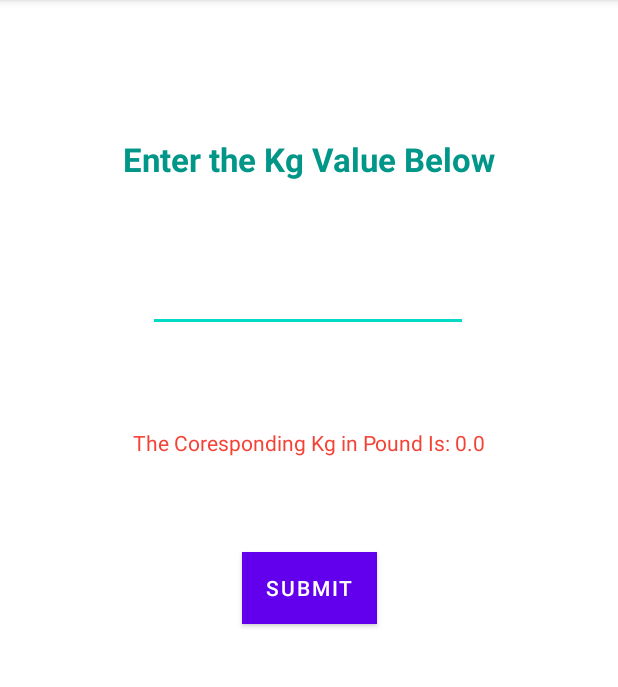
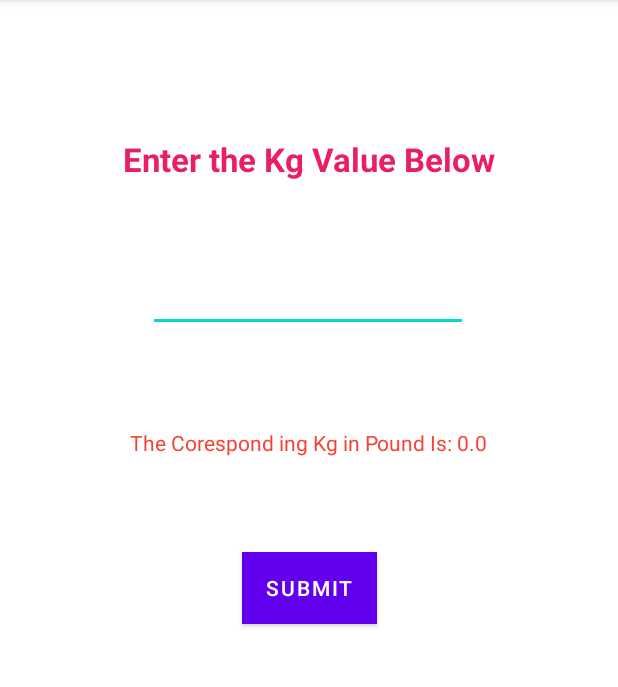
Before and after one commit to XheikhFaizi/First-Application, an Android app: the screen it shows after launch (MainActivity), after a tap on "SUBMIT", on a phone screen of 412 x 824 dp, the part 84-771 px from its top. Run offline under Robolectric (Android 15) with nearby library versions, the phone set to English and light mode, and no system bars; 1 statement that could not run was skipped.

```diff
--- a/app/src/main/java/bsef19a028/myfirstapplication/MainActivity.java
+++ b/app/src/main/java/bsef19a028/myfirstapplication/MainActivity.java
@@ -38,7 +38,7 @@ public class MainActivity extends AppCompatActivity {
 
                 double pound = 2.205* kg;
 
-                text.setText("The Coresponding Kg in Pound Is: "+pound);
+                text.setText("The Corespond ing Kg in Pound Is: "+pound);
             }
         });
 
--- a/app/src/main/res/layout/activity_main.xml
+++ b/app/src/main/res/layout/activity_main.xml
@@ -50,7 +50,7 @@
         android:layout_height="wrap_content"
         android:text="Enter the Kg Value Below"
         android:textAppearance="@style/TextAppearance.AppCompat.Large"
-        android:textColor="#009688"
+        android:textColor="#E91E63"
         android:textColorHint="#009688"
         android:textColorLink="#FF0E60"
         android:textStyle="bold"
```
